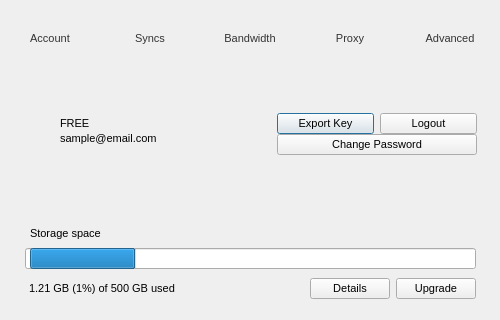
Before: the Qt Designer form src/MEGASync/gui/macx/SettingsDialog.ui in meganz/MEGAsync, drawn with Qt 5; both pictures show x 0 to 500 and y 0 to 320 of the 500 by 648 pixel window.
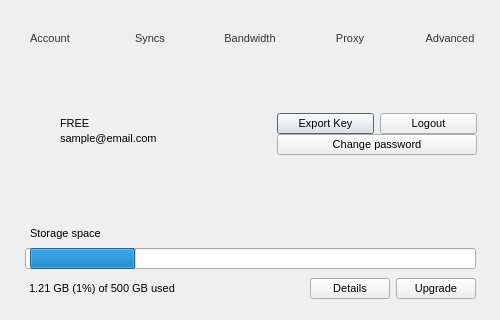
After: the same form once the commit is applied. Icons and pictures are not drawn.

The edit to the form file:
```diff
--- a/src/MEGASync/gui/macx/SettingsDialog.ui
+++ b/src/MEGASync/gui/macx/SettingsDialog.ui
@@ -973,7 +973,7 @@
                 <item>
                  <widget class="QPushButton" name="bChangePassword">
                   <property name="text">
-                   <string>Change Password</string>
+                   <string>Change password</string>
                   </property>
                  </widget>
                 </item>
```
